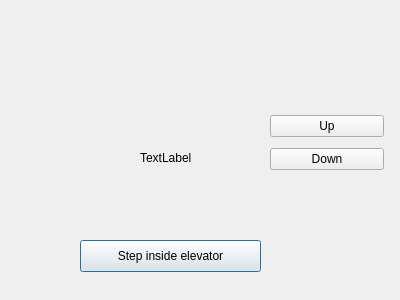
Above: ui/outsidedialog.ui from DxTa/-SP-Elevator-Controller-System before the change. Below: the same form after it.
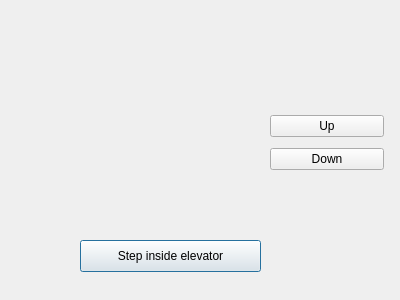
That is the form after the change.

```diff
--- a/ui/outsidedialog.ui
+++ b/ui/outsidedialog.ui
@@ -52,19 +52,6 @@
     </item>
    </layout>
   </widget>
-  <widget class="QLabel" name="valueLabel">
-   <property name="geometry">
-    <rect>
-     <x>140</x>
-     <y>150</y>
-     <width>62</width>
-     <height>16</height>
-    </rect>
-   </property>
-   <property name="text">
-    <string>TextLabel</string>
-   </property>
-  </widget>
  </widget>
  <resources/>
  <connections/>
```
